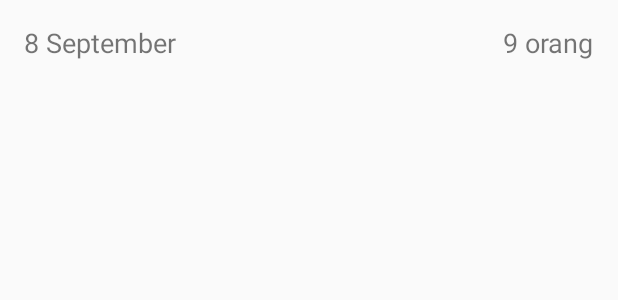
After one commit to indraazimi/covid-indonesia, an Android app: the layout list_item_main.xml on its own in the app's theme, with its tools: preview values and no code run, on a phone screen of 412 x 824 dp. The commit adds this screen. Shown: the top 300 px of the screen. Run offline under Robolectric (Android 15) with nearby library versions, the phone set to English and light mode, and no system bars.

Commit message:
Menampilkan data ke RecyclerView

```diff
--- a/app/build.gradle
+++ b/app/build.gradle
@@ -45,6 +45,8 @@ dependencies {
     implementation 'androidx.core:core-ktx:1.3.1'
     implementation 'androidx.constraintlayout:constraintlayout:2.0.1'
     implementation 'androidx.lifecycle:lifecycle-viewmodel-ktx:2.2.0'
+    implementation 'androidx.lifecycle:lifecycle-livedata-ktx:2.2.0'
+    implementation 'androidx.recyclerview:recyclerview:1.1.0'
 
     // library untuk mengubah JSON string ke POJO
     implementation 'com.squareup.moshi:moshi:1.9.2'
--- /dev/null
+++ b/app/src/main/res/layout/list_item_main.xml
@@ -0,0 +1,32 @@
+<?xml version="1.0" encoding="utf-8"?>
+<!--
+  ~ Copyright (c) 2020 Indra Azimi. All rights reserved.
+  ~
+  ~ Dibuat untuk kelas Pemrograman untuk Perangkat Bergerak 2.
+  ~ Dilarang melakukan penggandaan dan atau komersialisasi,
+  ~ sebagian atau seluruh bagian, baik cetak maupun elektronik
+  ~ terhadap project ini tanpa izin pemilik hak cipta.
+  -->
+
+<LinearLayout xmlns:android="http://schemas.android.com/apk/res/android"
+    xmlns:tools="http://schemas.android.com/tools"
+    android:layout_width="match_parent"
+    android:layout_height="wrap_content"
+    android:gravity="center_vertical"
+    android:padding="16dp">
+
+    <TextView
+        android:id="@+id/tanggal"
+        android:layout_width="0dp"
+        android:layout_height="wrap_content"
+        android:layout_weight="1"
+        android:textSize="18sp"
+        tools:text="8 September" />
+
+    <TextView
+        android:id="@+id/jumlahPositif"
+        android:layout_width="wrap_content"
+        android:layout_height="wrap_content"
+        android:textSize="18sp"
+        tools:text="9 orang" />
+</LinearLayout>
--- a/app/src/main/res/values/strings.xml
+++ b/app/src/main/res/values/strings.xml
@@ -9,4 +9,5 @@
 
 <resources>
     <string name="app_name">Covid-19 Indonesia</string>
+    <string name="x_orang">%1$d orang</string>
 </resources>
```
Also changed, not shown: app/src/main/java/com/indraazimi/covid19id/MainActivity.kt (+10 -1 lines), app/src/main/java/com/indraazimi/covid19id/MainAdapter.kt (added, +57 -0 lines), app/src/main/java/com/indraazimi/covid19id/MainViewModel.kt (+9 -1 lines), app/src/main/res/layout/activity_main.xml (+7 -5 lines).
